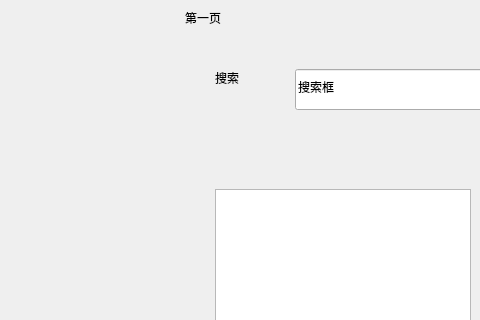
Above: operationinterface.ui from zcy946/MovieTicktesManagementSystem before the change; both pictures show x 165 to 645 and y 0 to 320 of the 1300 by 750 pixel window. Below: the same form after it.
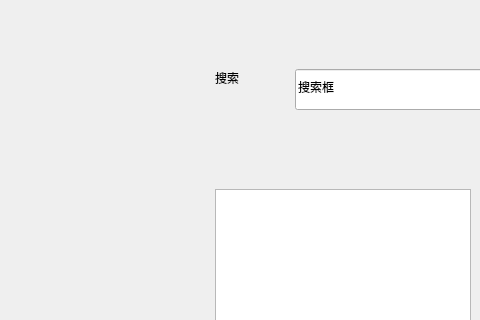
That is the form after the change. Custom widgets are drawn as their Qt base class.

```diff
--- a/operationinterface.ui
+++ b/operationinterface.ui
@@ -151,19 +151,6 @@
        </rect>
       </property>
      </widget>
-     <widget class="QLabel" name="label_pg1">
-      <property name="geometry">
-       <rect>
-        <x>190</x>
-        <y>0</y>
-        <width>111</width>
-        <height>18</height>
-       </rect>
-      </property>
-      <property name="text">
-       <string>第一页</string>
-      </property>
-     </widget>
      <widget class="QWidget" name="widget_operate" native="true">
       <property name="geometry">
        <rect>
```
